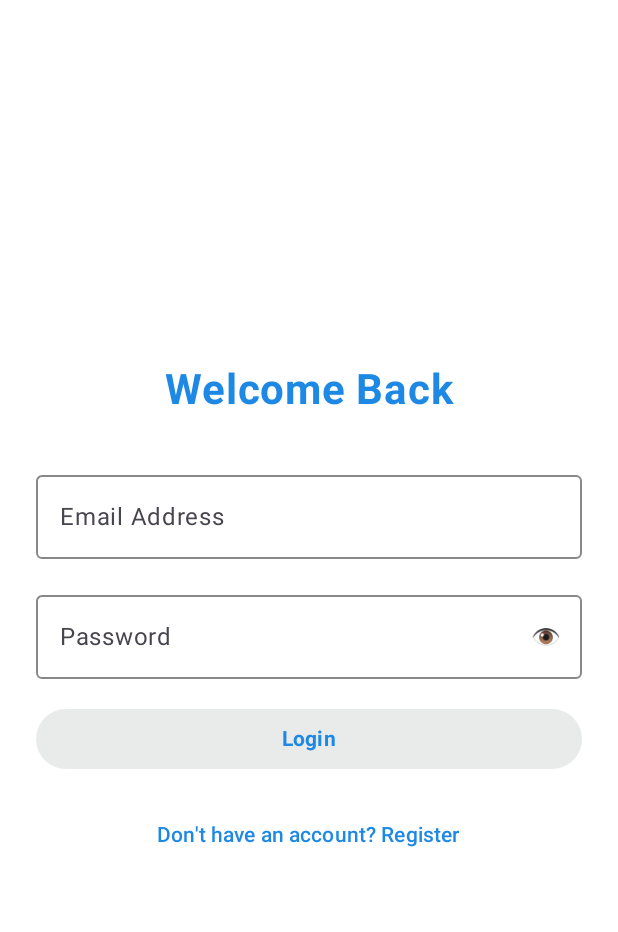
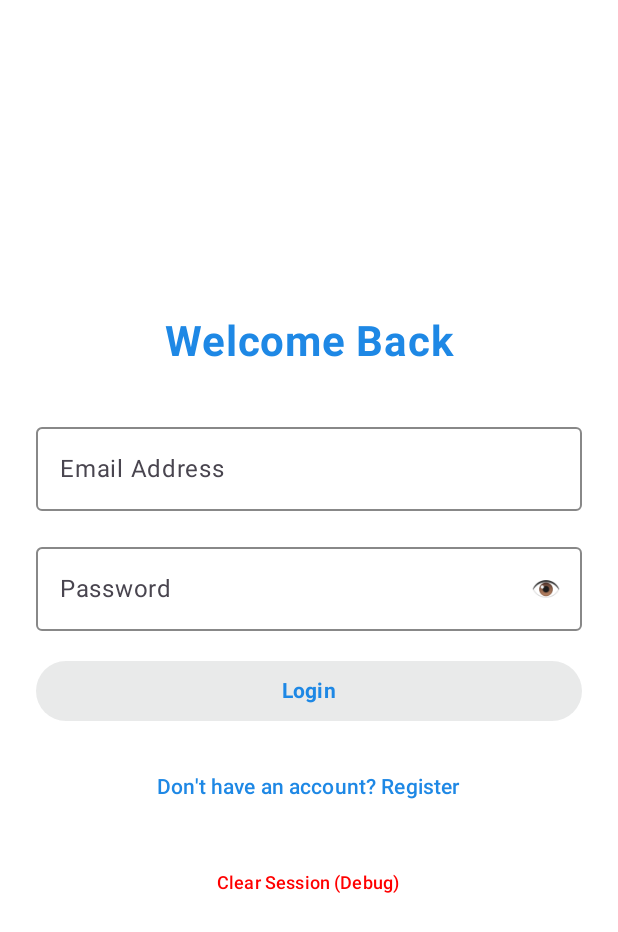
Before and after one commit to edyeluandrew/pesapopote, an Android app built with Jetpack Compose: the LoginScreen screen opened through its navigation route, on a phone screen of 412 x 824 dp. Shown: the top 932 px of the screen. Run offline under Robolectric (Android 15) with nearby library versions, the light colour scheme and no system bars.

Commit message:
my commit

```diff
--- a/PesaPopote/app/src/main/java/com/example/pesapopote/navigation/NavGraph.kt
+++ b/PesaPopote/app/src/main/java/com/example/pesapopote/navigation/NavGraph.kt
@@ -101,10 +101,8 @@ fun NavGraph(
             composable("send") {
                 SendScreen(
                     onRechargeClick = {
-                        // TODO: Implement recharge navigation or logic
                     },
                     onSendClick = { address, amount ->
-                        // TODO: Implement send logic
                     }
                 )
             }
--- a/PesaPopote/app/src/main/java/com/example/pesapopote/ui/screens/LoginScreen.kt
+++ b/PesaPopote/app/src/main/java/com/example/pesapopote/ui/screens/LoginScreen.kt
@@ -36,6 +36,7 @@ fun LoginScreen(
     var emailError by remember { mutableStateOf<String?>(null) }
     var passwordError by remember { mutableStateOf<String?>(null) }
     var generalError by remember { mutableStateOf("") }
+    var isLoading by remember { mutableStateOf(false) }
 
     fun isValidEmail(input: String): Boolean =
         Patterns.EMAIL_ADDRESS.matcher(input).matches()
@@ -67,8 +68,17 @@ fun LoginScreen(
         val savedEmail = sessionManager.getUserEmail()
         val savedPassword = sessionManager.getUserPassword()
 
-        if (savedEmail == null || savedPassword == null) {
+        println("Debug - Saved email: $savedEmail")
+        println("Debug - Saved password exists: ${savedPassword != null}")
+        println("Debug - Input email: ${email.trim()}")
+
+        if (savedEmail == null) {
             generalError = "No registered user found. Please register first."
+            return false
+        }
+
+        if (savedPassword == null) {
+            generalError = "User registration incomplete. Please register again."
             return false
         }
 
@@ -114,6 +124,7 @@ fun LoginScreen(
             keyboardOptions = KeyboardOptions.Default.copy(keyboardType = KeyboardType.Email),
             isError = emailError != null,
             modifier = Modifier.fillMaxWidth(),
+            enabled = !isLoading,
             colors = OutlinedTextFieldDefaults.colors(
                 focusedBorderColor = primaryBlue,
                 unfocusedBorderColor = Color.Gray,
@@ -146,6 +157,7 @@ fun LoginScreen(
                 Text(icon, modifier = Modifier.clickable { passwordVisible = !passwordVisible })
             },
             isError = passwordError != null,
+            enabled = !isLoading,
             modifier = Modifier.fillMaxWidth(),
             colors = OutlinedTextFieldDefaults.colors(
                 focusedBorderColor = primaryBlue,
@@ -176,28 +188,56 @@ fun LoginScreen(
         Button(
             onClick = {
                 if (validateInputs()) {
+                    isLoading = true
                     if (verifyLogin()) {
+                        sessionManager.saveUserSession(email.trim(), sessionManager.getFullName() ?: "")
                         onLoginSuccess()
                     }
+                    isLoading = false
                 }
             },
-            enabled = email.isNotBlank() && password.isNotBlank(),
+            enabled = email.isNotBlank() && password.isNotBlank() && !isLoading,
             modifier = Modifier.fillMaxWidth(),
             colors = ButtonDefaults.buttonColors(containerColor = accentGold)
         ) {
+            if (isLoading) {
+                CircularProgressIndicator(
+                    modifier = Modifier.size(16.dp),
+                    color = primaryBlue,
+                    strokeWidth = 2.dp
+                )
+            } else {
+                Text(
+                    "Login",
+                    fontWeight = FontWeight.Bold,
+                    color = primaryBlue
+                )
+            }
+        }
+
+        Spacer(modifier = Modifier.height(16.dp))
+
+        TextButton(
+            onClick = onNavigateToRegister,
+            enabled = !isLoading
+        ) {
             Text(
-                "Login",
-                fontWeight = FontWeight.Bold,
+                "Don't have an account? Register",
                 color = primaryBlue
             )
         }
 
         Spacer(modifier = Modifier.height(16.dp))
-
-        TextButton(onClick = onNavigateToRegister) {
+        TextButton(
+            onClick = {
+                sessionManager.clearSession()
+                generalError = "Session cleared. Please register again."
+            }
+        ) {
             Text(
-                "Don't have an account? Register",
-                color = primaryBlue
+                "Clear Session (Debug)",
+                color = Color.Red,
+                fontSize = 12.sp
             )
         }
     }
--- a/PesaPopote/app/src/main/java/com/example/pesapopote/ui/theme/Theme.kt
+++ b/PesaPopote/app/src/main/java/com/example/pesapopote/ui/theme/Theme.kt
@@ -4,8 +4,6 @@ import androidx.compose.foundation.isSystemInDarkTheme
 import androidx.compose.material3.*
 import androidx.compose.runtime.Composable
 
-// Import from Color.kt
-// You already have these colors defined — just use them
 private val LightColorScheme = lightColorScheme(
     primary = primaryBlue,
     secondary = accentGold,
--- a/PesaPopote/app/src/main/java/com/example/pesapopote/ui/theme/Type.kt
+++ b/PesaPopote/app/src/main/java/com/example/pesapopote/ui/theme/Type.kt
@@ -6,7 +6,6 @@ import androidx.compose.ui.text.font.FontFamily
 import androidx.compose.ui.text.font.FontWeight
 import androidx.compose.ui.unit.sp
 
-// Set of Material typography styles to start with
 val Typography = Typography(
     bodyLarge = TextStyle(
         fontFamily = FontFamily.Default,
@@ -15,20 +14,4 @@ val Typography = Typography(
         lineHeight = 24.sp,
         letterSpacing = 0.5.sp
     )
-    /* Other default text styles to override
-    titleLarge = TextStyle(
-        fontFamily = FontFamily.Default,
-        fontWeight = FontWeight.Normal,
-        fontSize = 22.sp,
-        lineHeight = 28.sp,
-        letterSpacing = 0.sp
-    ),
-    labelSmall = TextStyle(
-        fontFamily = FontFamily.Default,
-        fontWeight = FontWeight.Medium,
-        fontSize = 11.sp,
-        lineHeight = 16.sp,
-        letterSpacing = 0.5.sp
-    )
-    */
 )
--- a/PesaPopote/app/src/main/java/com/example/pesapopote/util/UserSessionManager.kt
+++ b/PesaPopote/app/src/main/java/com/example/pesapopote/util/UserSessionManager.kt
@@ -9,7 +9,6 @@ class UserSessionManager(context: Context) {
     private val prefs: SharedPreferences =
         context.getSharedPreferences(PREF_NAME, Context.MODE_PRIVATE)
 
-    // Save user session details: email, fullName & logged-in status
     fun saveUserSession(email: String, fullName: String) {
         prefs.edit().apply {
             putBoolean(KEY_IS_LOGGED_IN, true)
@@ -19,32 +18,26 @@ class UserSessionManager(context: Context) {
         }
     }
 
-    // Save password (plain text for demo; replace with encryption in production)
     fun saveUserPassword(password: String) {
         prefs.edit().putString(KEY_PASSWORD, password).apply()
     }
 
-    // Get saved password
     fun getUserPassword(): String? {
         return prefs.getString(KEY_PASSWORD, null)
     }
 
-    // Check if user is logged in
     fun isLoggedIn(): Boolean {
         return prefs.getBoolean(KEY_IS_LOGGED_IN, false)
     }
 
-    // Get saved user email
     fun getUserEmail(): String? {
         return prefs.getString(KEY_EMAIL, null)
     }
 
-    // Get saved user full name
     fun getFullName(): String? {
         return prefs.getString(KEY_FULL_NAME, null)
     }
 
-    // Clear user session on logout (also clears password)
     fun clearSession() {
         prefs.edit().apply {
             remove(KEY_IS_LOGGED_IN)
@@ -55,7 +48,6 @@ class UserSessionManager(context: Context) {
         }
     }
 
-    // Biometric login preference
     fun isBiometricEnabled(): Boolean {
         return prefs.getBoolean(KEY_BIOMETRIC_ENABLED, false)
     }
@@ -64,7 +56,6 @@ class UserSessionManager(context: Context) {
         prefs.edit().putBoolean(KEY_BIOMETRIC_ENABLED, enabled).apply()
     }
 
-    // Two-Factor Authentication (2FA) preference
     fun isTwoFactorEnabled(): Boolean {
         return prefs.getBoolean(KEY_2FA_ENABLED, false)
     }
@@ -73,7 +64,6 @@ class UserSessionManager(context: Context) {
         prefs.edit().putBoolean(KEY_2FA_ENABLED, enabled).apply()
     }
 
-    // Wallet management methods
     fun saveWalletKeys(publicKey: String, secretKey: String) {
         prefs.edit().apply {
             putString(KEY_PUBLIC_KEY, publicKey)
@@ -111,7 +101,6 @@ class UserSessionManager(context: Context) {
         }
     }
 
-    // Wallet Balance Management Methods
     fun saveWalletBalance(balance: String) {
         prefs.edit().apply {
             putString(KEY_WALLET_BALANCE, balance)
@@ -141,11 +130,6 @@ class UserSessionManager(context: Context) {
         }
     }
 
-    // PIN Management Methods
-
-    /**
-     * Save PIN securely using hashing with salt
-     */
     fun savePin(pin: String) {
         try {
             val salt = generateSalt()
@@ -158,7 +142,6 @@ class UserSessionManager(context: Context) {
                 apply()
             }
         } catch (e: Exception) {
-            // Fallback to simple storage for demo (not recommended for production)
             prefs.edit().apply {
                 putString(KEY_STORED_PIN, pin)
                 putBoolean(KEY_PIN_SET, true)
@@ -167,27 +150,17 @@ class UserSessionManager(context: Context) {
         }
     }
 
-    /**
-     * Get stored PIN (returns null if not set)
-     * For demo purposes, also checks for simple stored PIN
-     */
+
     fun getStoredPin(): String? {
-        // First check if we have a hashed PIN setup
         if (prefs.contains(KEY_PIN_HASH)) {
-            // Return null for hashed PINs as they should be verified, not retrieved
             return null
         }
 
-        // Fallback: return simple stored PIN (for demo/development)
         return prefs.getString(KEY_STORED_PIN, "1234") // Default PIN for demo
     }
 
-    /**
-     * Verify if the provided PIN matches the stored PIN
-     */
     fun verifyPin(inputPin: String): Boolean {
         return try {
-            // Check hashed PIN first
             val storedHash = prefs.getString(KEY_PIN_HASH, null)
             val saltString = prefs.getString(KEY_PIN_SALT, null)
 
@@ -196,29 +169,21 @@ class UserSessionManager(context: Context) {
                 val inputHash = hashPin(inputPin, salt)
                 storedHash == inputHash
             } else {
-                // Fallback to simple PIN comparison
                 val storedPin = prefs.getString(KEY_STORED_PIN, "1234")
                 inputPin == storedPin
             }
         } catch (e: Exception) {
-            // Fallback comparison
             val storedPin = prefs.getString(KEY_STORED_PIN, "1234")
             inputPin == storedPin
         }
     }
 
-    /**
-     * Check if PIN is set
-     */
     fun isPinSet(): Boolean {
         return prefs.getBoolean(KEY_PIN_SET, false) ||
                 prefs.contains(KEY_PIN_HASH) ||
                 prefs.contains(KEY_STORED_PIN)
     }
 
-    /**
-     * Clear stored PIN
-     */
     fun clearPin() {
         prefs.edit().apply {
             remove(KEY_STORED_PIN)
@@ -229,15 +194,12 @@ class UserSessionManager(context: Context) {
         }
     }
 
-    /**
-     * Update/Change PIN
-     */
+
     fun changePin(newPin: String) {
         clearPin()
         savePin(newPin)
     }
 
-    // PIN attempt tracking
     fun getPinAttempts(): Int {
         return prefs.getInt(KEY_PIN_ATTEMPTS, 0)
     }
@@ -260,7 +222,6 @@ class UserSessionManager(context: Context) {
         prefs.edit().putLong(KEY_LAST_PIN_ATTEMPT, System.currentTimeMillis()).apply()
     }
 
-    // Helper methods for PIN security
     private fun generateSalt(): ByteArray {
         return java.security.SecureRandom().let { random ->
             ByteArray(16).also { salt ->
@@ -276,7 +237,6 @@ class UserSessionManager(context: Context) {
             val hashedBytes = digest.digest(pin.toByteArray(Charsets.UTF_8))
             Base64.encodeToString(hashedBytes, Base64.DEFAULT)
         } catch (e: Exception) {
-            // Fallback: simple hash
             (pin + salt.contentToString()).hashCode().toString()
         }
     }
@@ -286,35 +246,31 @@ class UserSessionManager(context: Context) {
         private const val KEY_IS_LOGGED_IN = "is_logged_in"
         private const val KEY_EMAIL = "email"
         private const val KEY_FULL_NAME = "full_name"
-        private const val KEY_PASSWORD = "user_password"  // <-- Added password key
+        private const val KEY_PASSWORD = "user_password"
 
         private const val KEY_BIOMETRIC_ENABLED = "biometric_enabled"
         private const val KEY_2FA_ENABLED = "two_factor_enabled"
 
         private const val KEY_FIRST_LAUNCH = "is_first_launch"
 
-        // Wallet keys
         private const val KEY_PUBLIC_KEY = "wallet_public_key"
         private const val KEY_SECRET_KEY = "wallet_secret_key"
         private const val KEY_WALLET_EXISTS = "wallet_exists"
         private const val KEY_WALLET_BALANCE = "wallet_balance"
         private const val KEY_WALLET_BALANCE_LAST_UPDATED = "wallet_balance_last_updated"
 
-        // PIN security keys
-        private const val KEY_STORED_PIN = "stored_pin" // For demo/fallback
+        private const val KEY_STORED_PIN = "stored_pin"
         private const val KEY_PIN_HASH = "pin_hash"
         private const val KEY_PIN_SALT = "pin_salt"
         private const val KEY_PIN_SET = "pin_set"
         private const val KEY_PIN_ATTEMPTS = "pin_attempts"
         private const val KEY_LAST_PIN_ATTEMPT = "last_pin_attempt"
 
-        // Checks if this is the app's first launch (default true)
         fun isFirstLaunch(context: Context): Boolean {
             val prefs = context.getSharedPreferences(PREF_NAME, Context.MODE_PRIVATE)
             return prefs.getBoolean(KEY_FIRST_LAUNCH, true)
         }
 
-        // Marks first launch as done (set false)
         fun setFirstLaunchDone(context: Context) {
             val prefs = context.getSharedPreferences(PREF_NAME, Context.MODE_PRIVATE)
             prefs.edit().putBoolean(KEY_FIRST_LAUNCH, false).apply()
--- a/PesaPopote/build.gradle.kts
+++ b/PesaPopote/build.gradle.kts
@@ -1,4 +1,3 @@
-// Top-level build file where you can add configuration options common to all sub-projects/modules.
 plugins {
     alias(libs.plugins.android.application) apply false
     alias(libs.plugins.kotlin.android) apply false
```
Also changed, not shown: PesaPopote/app/build.gradle.kts (+2 -13 lines), PesaPopote/app/src/main/java/com/example/pesapopote/ui/screens/HomeScreen.kt (+0 -10 lines), PesaPopote/app/src/main/java/com/example/pesapopote/ui/screens/RegisterScreen.kt (+11 -9 lines), PesaPopote/app/src/main/java/com/example/pesapopote/ui/screens/SendScreen.kt (+2 -33 lines), PesaPopote/app/src/main/java/com/example/pesapopote/ui/screens/SettingsScreen.kt (+2 -7 lines), PesaPopote/app/src/main/java/com/example/pesapopote/ui/screens/WalletScreen.kt (+0 -16 lines), PesaPopote/app/src/main/java/com/example/pesapopote/util/WalletBalanceManager.kt (+2 -19 lines).
